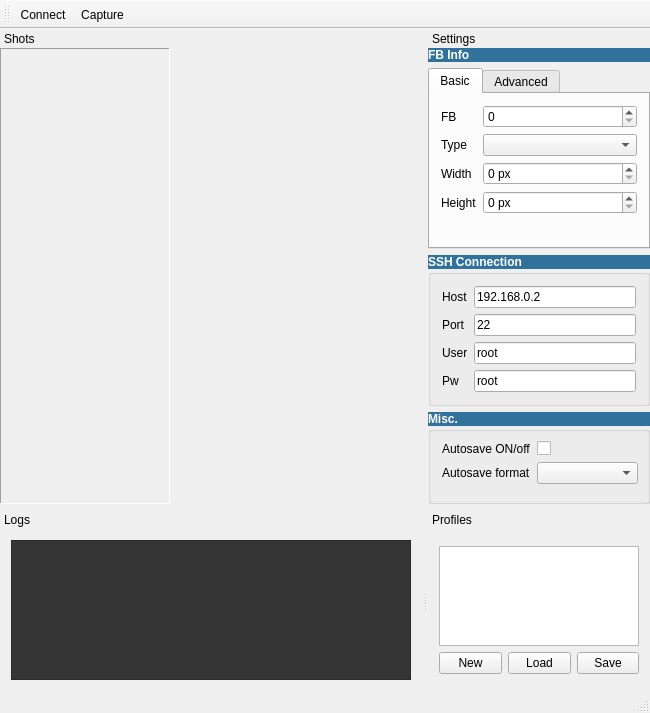
Old version of the form ui/rfbss.ui in the repository lucadesogus/remote-framebuffer-screenshotter.
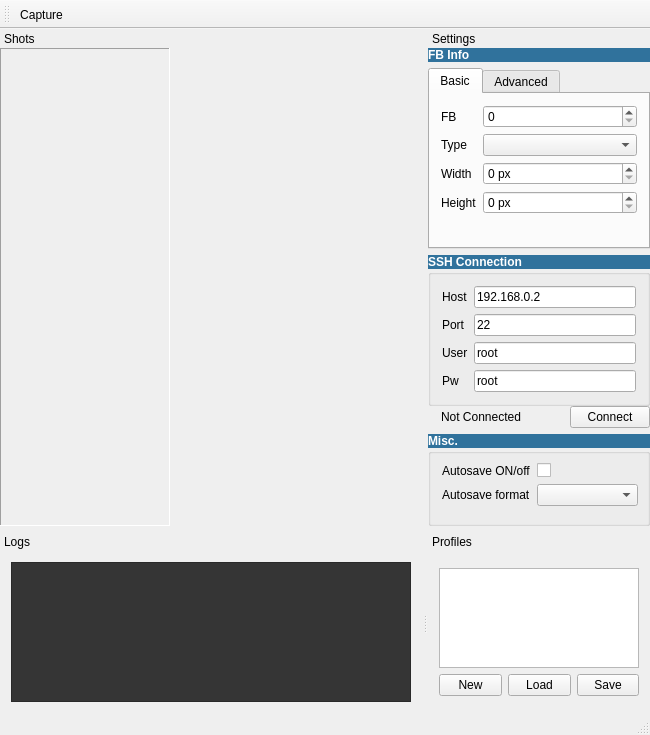
New version of the form. Icons and pictures are not drawn.

Commit message: add check on connectin status. add progress bar.

Diff of the .ui file:
```diff
--- a/ui/rfbss.ui
+++ b/ui/rfbss.ui
@@ -7,7 +7,7 @@
     <x>0</x>
     <y>0</y>
     <width>650</width>
-    <height>677</height>
+    <height>733</height>
    </rect>
   </property>
   <property name="sizePolicy">
@@ -33,13 +33,18 @@
    </property>
   </widget>
   <widget class="QToolBar" name="mainToolBar">
+   <property name="iconSize">
+    <size>
+     <width>30</width>
+     <height>30</height>
+    </size>
+   </property>
    <attribute name="toolBarArea">
     <enum>TopToolBarArea</enum>
    </attribute>
    <attribute name="toolBarBreak">
     <bool>false</bool>
    </attribute>
-   <addaction name="actionConnect"/>
    <addaction name="actionCapture_FB"/>
   </widget>
   <widget class="QStatusBar" name="statusBar"/>
@@ -112,7 +117,7 @@
    <property name="minimumSize">
     <size>
      <width>222</width>
-     <height>428</height>
+     <height>476</height>
     </size>
    </property>
    <property name="maximumSize">
@@ -489,6 +494,44 @@
          </layout>
         </widget>
        </item>
+       <item>
+        <layout class="QHBoxLayout" name="horizontalLayout_2">
+         <property name="bottomMargin">
+          <number>0</number>
+         </property>
+         <item>
+          <widget class="QLabel" name="lbl_ledConnStatus">
+           <property name="text">
+            <string/>
+           </property>
+          </widget>
+         </item>
+         <item>
+          <widget class="QLabel" name="lbl_connStatus">
+           <property name="sizePolicy">
+            <sizepolicy hsizetype="Expanding" vsizetype="Preferred">
+             <horstretch>0</horstretch>
+             <verstretch>0</verstretch>
+            </sizepolicy>
+           </property>
+           <property name="text">
+            <string>Not Connected</string>
+           </property>
+          </widget>
+         </item>
+         <item>
+          <layout class="QVBoxLayout" name="verticalLayout_9">
+           <item>
+            <widget class="QPushButton" name="btnConnectSSH">
+             <property name="text">
+              <string>Connect</string>
+             </property>
+            </widget>
+           </item>
+          </layout>
+         </item>
+        </layout>
+       </item>
       </layout>
      </item>
      <item>
@@ -646,7 +689,7 @@
           <x>0</x>
           <y>0</y>
           <width>168</width>
-          <height>396</height>
+          <height>446</height>
          </rect>
         </property>
         <layout class="QVBoxLayout" name="verticalLayout_3">
@@ -768,21 +811,6 @@
     <string>F5</string>
    </property>
   </action>
-  <action name="actionConnect">
-   <property name="icon">
-    <iconset resource="../resources.qrc">
-     <normaloff>:/ui/icons/ui/icons/connection.png</normaloff>:/ui/icons/ui/icons/connection.png</iconset>
-   </property>
-   <property name="text">
-    <string>Connect</string>
-   </property>
-   <property name="toolTip">
-    <string>Connect</string>
-   </property>
-   <property name="shortcut">
-    <string>F4</string>
-   </property>
-  </action>
  </widget>
  <layoutdefault spacing="6" margin="11"/>
  <resources>
```
Left out of the diff: 14 changed lines with no effect on the pictures. The commit also changes 3 other files.
